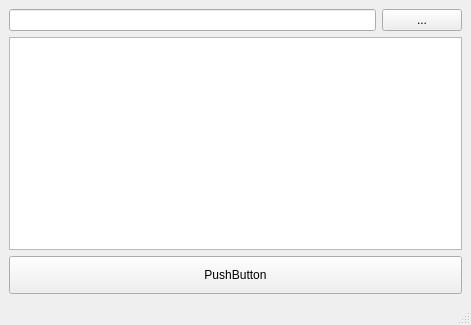
First picture: the form in video_cutter/UI_main.ui, repository udushkudush/videocuter, before the edit.
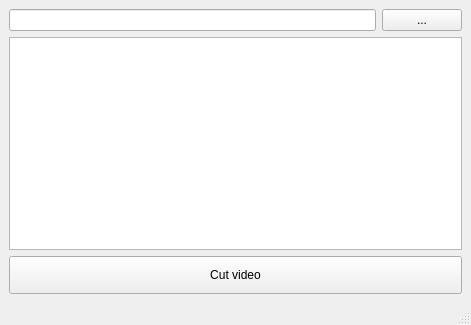
Second picture: the form after the edit.

What changed in the file:
```diff
--- a/video_cutter/UI_main.ui
+++ b/video_cutter/UI_main.ui
@@ -41,7 +41,7 @@
        </size>
       </property>
       <property name="text">
-       <string>PushButton</string>
+       <string>Cut video</string>
       </property>
      </widget>
     </item>
```
Left out of the diff: 20 changed lines with no effect on the pictures.
